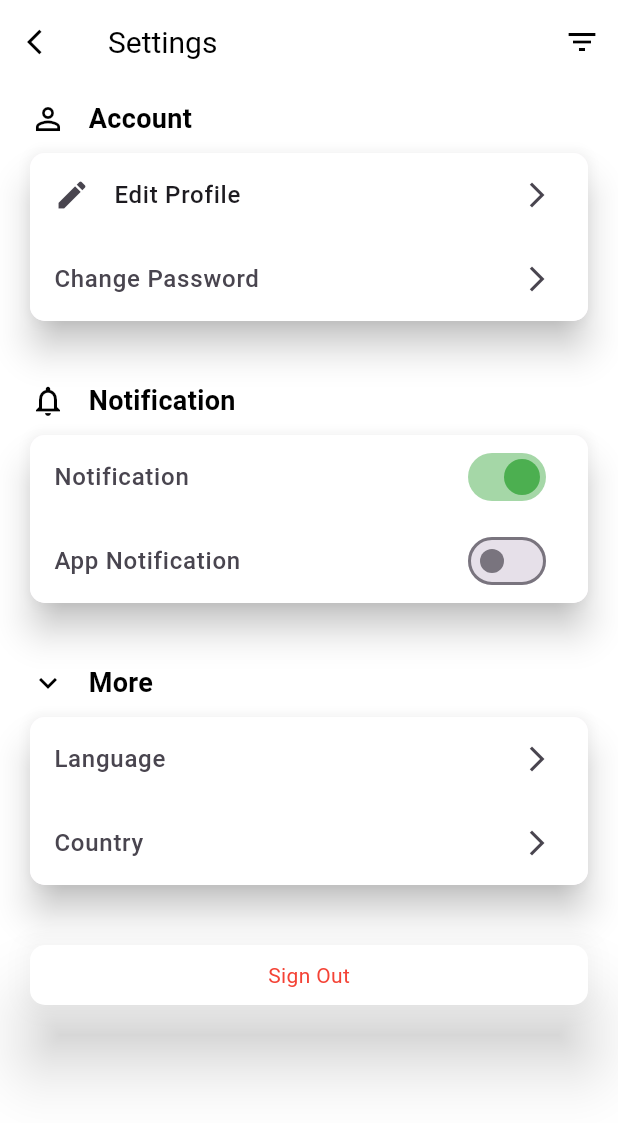
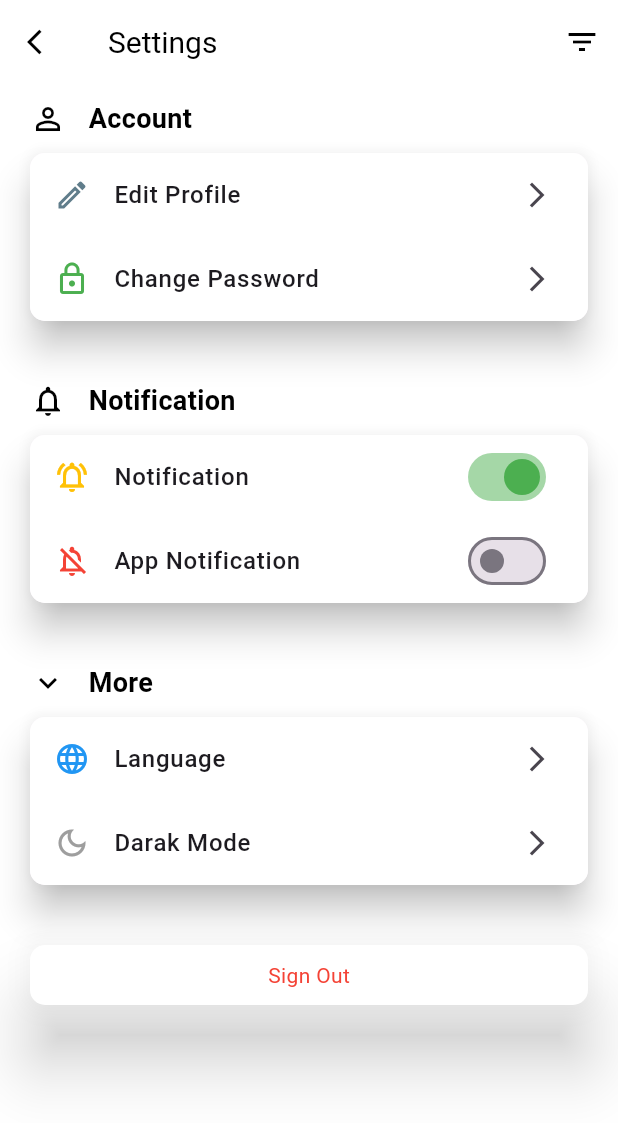
Before and after one commit to BossappstudioPvtLtd/kumariuserapp, a Flutter app: the Settings screen opened directly, on a phone screen of 412 x 824 dp. Shown: the top 1123 px of the screen. Run offline on Flutter 3.47's test engine with Material 3 defaults, Android fonts, the light colour scheme and no system bars; our stand-ins replace animated_bottom_navigation_bar, cloud_firestore, connectivity_plus, country_picker, firebase_auth, firebase_core and 14 more; missing offline and left inert: flutter_facebook_auth, the_apple_sign_in; accounts and stored records are empty; network calls fail.

Commit message:
themeprovider

```diff
--- /dev/null
+++ b/lib/components/setting_listtile.dart
@@ -0,0 +1,86 @@
+import 'package:flutter/material.dart';
+
+class SettingListTile extends StatefulWidget {
+  final void Function()? onTap;
+  final void Function()? onTap1;
+
+  final IconData? leadingicon;
+  final IconData? leadingicon1;
+
+  final Color? leadingiconcolor;
+  final Color? leadingiconcolor1;
+
+  final String text;
+  final String text1;
+
+  final IconData? trailingicon;
+  final IconData? trailingicon1;
+
+  const SettingListTile(
+      {super.key,
+      this.onTap,
+      required this.text,
+      this.leadingiconcolor,
+      this.leadingicon,
+      this.trailingicon,
+      this.onTap1,
+      this.leadingicon1,
+      required this.text1,
+      this.leadingiconcolor1,
+      this.trailingicon1});
+
+  @override
+  State<SettingListTile> createState() => _SettingListTileState();
+}
+
+class _SettingListTileState extends State<SettingListTile> {
+  @override
+  Widget build(BuildContext context) {
+    return Material(
+      elevation: 10,
+      borderRadius: BorderRadius.circular(10),
+      child: Container(
+        decoration:
+        const BoxDecoration(
+            color: Colors.white,
+            borderRadius: BorderRadius.all(Radius.circular(10))),
+        child: Column(
+          children: <Widget>[
+            GestureDetector(
+              onTap: widget.onTap,
+              child: ListTile(
+                leading:
+                    Icon(widget.leadingicon, color: widget.leadingiconcolor),
+                title: Text(
+                  widget.text,
+                  style: const TextStyle(fontSize: 16, fontWeight: FontWeight.w500),
+                ),
+                trailing: Icon(
+                  widget.trailingicon,
+                  size: 20,
+                ),
+              ),
+            ),
+            GestureDetector(
+              onTap: widget.onTap1,
+              child: ListTile(
+                leading: Icon(
+                  widget.leadingicon1,
+                  color: widget.leadingiconcolor1,
+                ),
+                title: Text(
+                  widget.text1,
+                  style: const TextStyle(fontSize: 16, fontWeight: FontWeight.w500),
+                ),
+                trailing: Icon(
+                  widget.trailingicon,
+                  size: 20,
+                ),
+              ),
+            ),
+          ],
+        ),
+      ),
+    );
+  }
+}
--- a/lib/drewer/settings.dart
+++ b/lib/drewer/settings.dart
@@ -1,6 +1,15 @@
+// ignore_for_file: unnecessary_import
+
+import 'package:firebase_auth/firebase_auth.dart';
+import 'package:flutter/cupertino.dart';
 import 'package:flutter/material.dart';
 import 'package:flutter/widgets.dart';
 import 'package:new_app/components/m_buttons.dart';
+import 'package:new_app/components/setting_listtile.dart';
+import 'package:new_app/components/text_add.dart';
+import 'package:new_app/navigatinbar/profile_edt.dart';
+import 'package:new_app/themes/NewMethord/ui_Provider.dart';
+import 'package:provider/provider.dart';
 
 class Settings extends StatefulWidget {
   const Settings({super.key});
@@ -13,13 +22,15 @@ class SettingsState extends State<Settings> {
   final bool _switch = true;
   final bool _switch1 = false;
 
+  Future<void> _signOut() async {
+    await FirebaseAuth.instance.signOut();
+  }
+
   @override
   Widget build(BuildContext context) {
     return Scaffold(
       backgroundColor: Colors.white,
       appBar: AppBar(
-
-
         backgroundColor: Colors.white,
         leading: IconButton(
           onPressed: () {
@@ -55,6 +66,8 @@ class SettingsState extends State<Settings> {
             children: <Widget>[
               //Account
 
+
+
               const Row(
                 children: <Widget>[
                   Icon(
@@ -76,45 +89,28 @@ class SettingsState extends State<Settings> {
               const SizedBox(
                 height: 10,
               ),
-              Material(
-                elevation: 10,
-                borderRadius: BorderRadius.circular(10),
-                child: Container(
-                  decoration: const BoxDecoration(
-                      color: Colors.white,
-                      borderRadius: BorderRadius.all(Radius.circular(10))),
-                  child: const Column(
-                    children: <Widget>[
-
-                      ListTile(
-                        leading: Icon(Icons.edit),
-                        title: Text(
-
-                          "Edit Profile",
-                          style: TextStyle(
-                              fontSize: 16, fontWeight: FontWeight.w500),
-                        ),
-                        trailing: Icon(
-                          Icons.arrow_forward_ios,
-                          size: 20,
-                        ),
-                      ),
-                      ListTile(
-                        leading: Text(
-                          "Change Password",
-                          style: TextStyle(
-                              fontSize: 16, fontWeight: FontWeight.w500),
-                        ),
-                        trailing: Icon(
-                          Icons.arrow_forward_ios,
-                          size: 20,
-                        ),
+              SettingListTile(
+                onTap: () {
+                  Navigator.push(
+                      context,
+                      MaterialPageRoute(
+                          builder: (_) => const PrifileEdt(
+                                name: '',
+                                email: '',
+                                phone: '',
+                                photo: '',
+                              )));
+                },
+                text: "Edit Profile",
+                leadingicon: Icons.edit_outlined,
+                leadingiconcolor: Colors.blueGrey,
+                trailingicon: Icons.arrow_forward_ios,
+                text1: "Change Password",
+                leadingiconcolor1: Colors.green,
+                leadingicon1: Icons.lock_outline,
+                trailingicon1: Icons.arrow_forward_ios,
               ),
 
-                    ],
-                  ),
-                ),
-              ),
               const SizedBox(
                 height: 40,
               ),
@@ -152,7 +148,11 @@ class SettingsState extends State<Settings> {
                   child: Column(
                     children: <Widget>[
                       ListTile(
-                        leading: const Text(
+                        leading: const Icon(
+                          Icons.notifications_active_outlined,
+                          color: Colors.amber,
+                        ),
+                        title: const Text(
                           "Notification",
                           style: TextStyle(
                               fontSize: 16, fontWeight: FontWeight.w500),
@@ -165,17 +165,25 @@ class SettingsState extends State<Settings> {
                             onChanged: (bool val) {}),
                       ),
                       ListTile(
-                        leading: const Text(
+                        leading: const Icon(
+                          Icons.notifications_off_outlined,
+                          color: Colors.red,
+                        ),
+                        title: const Text(
                           "App Notification",
                           style: TextStyle(
                               fontSize: 16, fontWeight: FontWeight.w500),
                         ),
-                        trailing: Switch(
-                            value: _switch1,
+                        trailing: Consumer<UiProvider>(
+                          builder: (context, UiProvider notifier, child) {
+                            return Switch(
+                                value:  notifier.isDark,
                                 materialTapTargetSize:
                                     MaterialTapTargetSize.shrinkWrap,
                                 activeColor: Colors.green,
-                            onChanged: (bool val) {}),
+                                onChanged: (value)=>notifier.changeTheme());
+                          }
+                        ),
                       ),
                     ],
                   ),
@@ -208,54 +216,81 @@ class SettingsState extends State<Settings> {
               const SizedBox(
                 height: 10,
               ),
-              Material(
+              const SettingListTile(
+                text: "Language",
+                leadingicon: Icons.language_outlined,
+                leadingiconcolor: Colors.blue,
+                trailingicon: Icons.arrow_forward_ios,
+                text1: "Darak Mode",
+                leadingiconcolor1: Colors.grey,
+                leadingicon1: Icons.dark_mode_outlined,
+                trailingicon1: Icons.arrow_forward_ios,
+              ),
 
-                elevation: 10,
-                borderRadius: BorderRadius.circular(10),
-                child: Container(
-                  decoration: const BoxDecoration(
-                      color: Colors.white,
-                      borderRadius: BorderRadius.all(Radius.circular(10))),
-                  child: const Column(
-                    children: <Widget>[
-                      ListTile(
-                        leading: Text(
-                          "Language",
-                          style: TextStyle(
-                              fontSize: 16, fontWeight: FontWeight.w500),
-                        ),
-                        trailing: Icon(
-                          Icons.arrow_forward_ios,
-                          size: 20,
-                        ),
-                      ),
-                      ListTile(
-                        leading: Text(
-                          "Country",
-                          style: TextStyle(
-                              fontSize: 16, fontWeight: FontWeight.w500),
-                        ),
-                        trailing: Icon(
-                          Icons.arrow_forward_ios,
-                          size: 20,
-                        ),
-                      ),
-                    ],
-                  ),
-                ),
-              ),
               const SizedBox(
                 height: 40,
               ),
               MaterialButtons(
-                onPressed: () {},
+                onTap: () {
+                  showCupertinoDialog(
+                      context: context,
+                      builder: (BuildContext context) {
+                        return AlertDialog(
+                          backgroundColor: Colors.black87,
+                          elevation: 20,
+                          title: const TextEdt(
+                            text: 'Email Sign Out',
+                            color: Colors.white,
+                            fontSize: null,
+                          ),
+                          content: const TextEdt(
+                            text: 'Do you want to continue with sign out?',
+                            fontSize: null,
+                            color: Colors.grey,
+                          ),
+                          actions: [
+                            Row(
+                              mainAxisAlignment: MainAxisAlignment.spaceAround,
+                              children: [
+                                MaterialButtons(
+                                  onTap: () {
+                                    Navigator.of(context).pop(false);
+                                  },
+                                  elevationsize: 20,
+                                  text: '   Cancel    ',
+                                  fontSize: 17,
+                                  containerheight: 40,
+                                  containerwidth: 100,
+                                  borderRadius: const BorderRadius.all(
+                                      Radius.circular(10)),
+                                  onPressed: null,
+                                ),
+                                MaterialButtons(
+                                  onTap: () {
+                                    _signOut();
+                                    Navigator.of(context).pop();
+                                  },
+                                  elevationsize: 20,
+                                  text: 'Continue',
+                                  fontSize: 17,
+                                  containerheight: 40,
+                                  containerwidth: 100,
+                                  borderRadius: const BorderRadius.all(
+                                      Radius.circular(10)),
+                                  onPressed: null,
+                                ),
+                              ],
+                            )
+                          ],
+                        );
+                      });
+                },
                 containerheight: 40,
                 borderRadius: BorderRadius.circular(10),
                 meterialColor: Colors.white,
                 text: 'Sign Out',
                 textcolor: Colors.red,
                 elevationsize: 20,
-
               )
             ],
           ),
--- a/lib/locatio Auto Fill/model/prediction_model.dart
+++ b/lib/locatio Auto Fill/model/prediction_model.dart
@@ -1,3 +1,5 @@
+// ignore_for_file: non_constant_identifier_names
+
 class PredictionModel
 {
   String? place_id;
--- a/lib/navigatinbar/favorite_page.dart
+++ b/lib/navigatinbar/favorite_page.dart
@@ -1,3 +1,5 @@
+// ignore_for_file: unnecessary_import
+
 import 'package:flutter/material.dart';
 import 'package:flutter/widgets.dart';
 import 'package:new_app/components/m_buttons.dart';
--- a/lib/navigatinbar/profile_page.dart
+++ b/lib/navigatinbar/profile_page.dart
@@ -128,7 +128,7 @@ class _ProfilePageState extends State<ProfilePage> {
                                   children: <Widget>[
                                     CircleAvatar(
                                       radius: 42,
-                                      backgroundColor: Color.fromARGB(255, 9, 77, 77),
+                                      backgroundColor: const Color.fromARGB(255, 9, 77, 77),
                                       child: CircleAvatar(
                                         radius: 40,
                                         backgroundColor: Colors.white,
--- /dev/null
+++ b/lib/themes/NewMethord/ui_Provider.dart
@@ -0,0 +1,46 @@
+
+ import 'package:flutter/material.dart';
+import 'package:shared_preferences/shared_preferences.dart';
+
+class UiProvider extends ChangeNotifier{
+
+  bool _isDark = false;
+  bool get isDark => _isDark;
+
+  late SharedPreferences storage;
+
+  //Custom dark theme
+  final darkTheme = ThemeData(
+    backgroundColor:Colors.white ,
+    primaryColor: const Color.fromARGB(31, 0, 0, 0),
+    brightness: Brightness.dark,
+    primaryColorDark: Colors.black12,
+  );
+
+  //Custom light theme
+  final lightTheme = ThemeData(
+    primaryColor: Colors.white,
+    brightness: Brightness.light,
+    primaryColorDark: Colors.white
+  );
+
+  //Now we want to save the last changed theme value
+
+
+  //Dark mode toggle action
+  changeTheme(){
+    _isDark = !isDark;
+
+    //Save the value to secure storage
+    storage.setBool("isDark", _isDark);
+    notifyListeners();
+  }
+
+  //Init method of provider
+  init()async{
+    //After we re run the app
+     storage = await SharedPreferences.getInstance();
+    _isDark = storage.getBool("isDark")??false;
+    notifyListeners();
+  }
+ }
--- a/lib/themes/dark_mode.dart
+++ b/lib/themes/dark_mode.dart
@@ -3,10 +3,10 @@ import 'package:flutter/material.dart';
 ThemeData darkMode = ThemeData(
 
 colorScheme: ColorScheme.dark(
-  background: const Color.fromARGB(255, 3, 20, 57),
+  background: const Color.fromARGB(255, 0, 0, 0),
   primary: Colors.white,
   secondary:const Color.fromARGB(255, 55, 55, 55),
-  tertiary:  Colors.grey.shade800,
+  tertiary:  const Color.fromARGB(255, 0, 0, 0),
   onTertiary: Colors.white,
   inversePrimary:  Colors.grey.shade300,
 
--- a/lib/themes/light_mode.dart
+++ b/lib/themes/light_mode.dart
@@ -5,6 +5,6 @@ ThemeData lightMode = ThemeData(
         background: Colors.white,
         primary:const Color.fromARGB(255, 2, 12, 32),
         secondary: Colors.grey.shade200,
-        onTertiary: Colors.black,
-        inversePrimary: Colors.grey.shade900,
+        onTertiary: const Color.fromARGB(255, 0, 0, 0),
+        inversePrimary: const Color.fromARGB(255, 0, 0, 0),
         ));
--- a/pubspec.yaml
+++ b/pubspec.yaml
@@ -74,6 +74,7 @@ dependencies:
   pinput: ^4.0.0
   country_picker: ^2.0.25
   cached_network_image: ^3.3.1
+  shared_preferences: ^2.2.3
 
 
 
```
Also changed, not shown: lib/main.dart (+23 -13 lines), lib/navigatinbar/profile_edt.dart (+12 -4 lines), flutter_02.png (added), lib/themes/theme_provider.dart (line endings or trailing spaces), pubspec.lock, 1 other file. Lines whose indentation alone changed are shown as unchanged.
